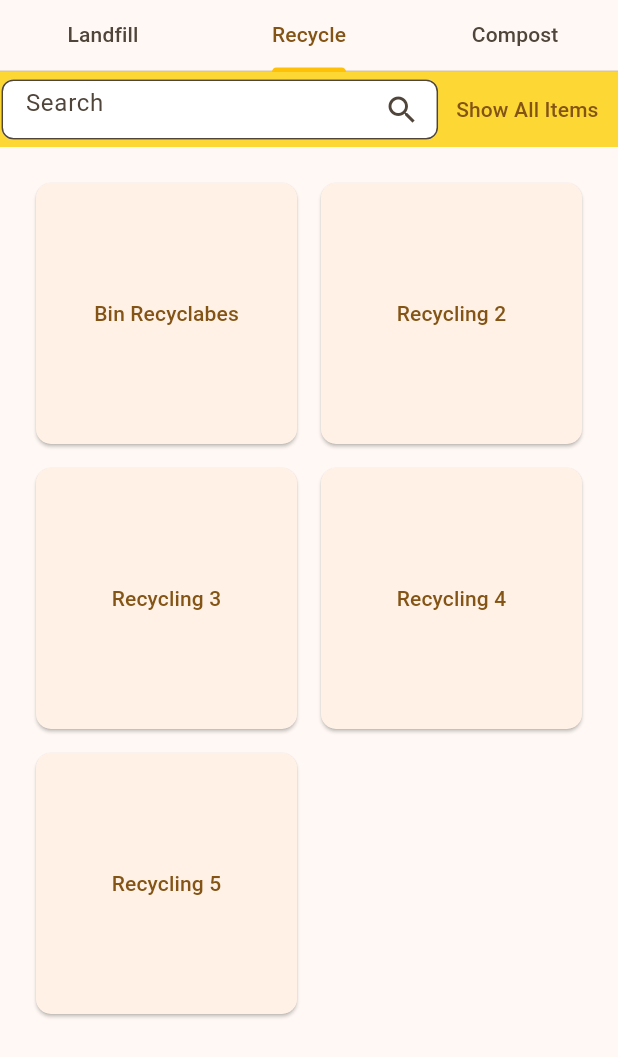
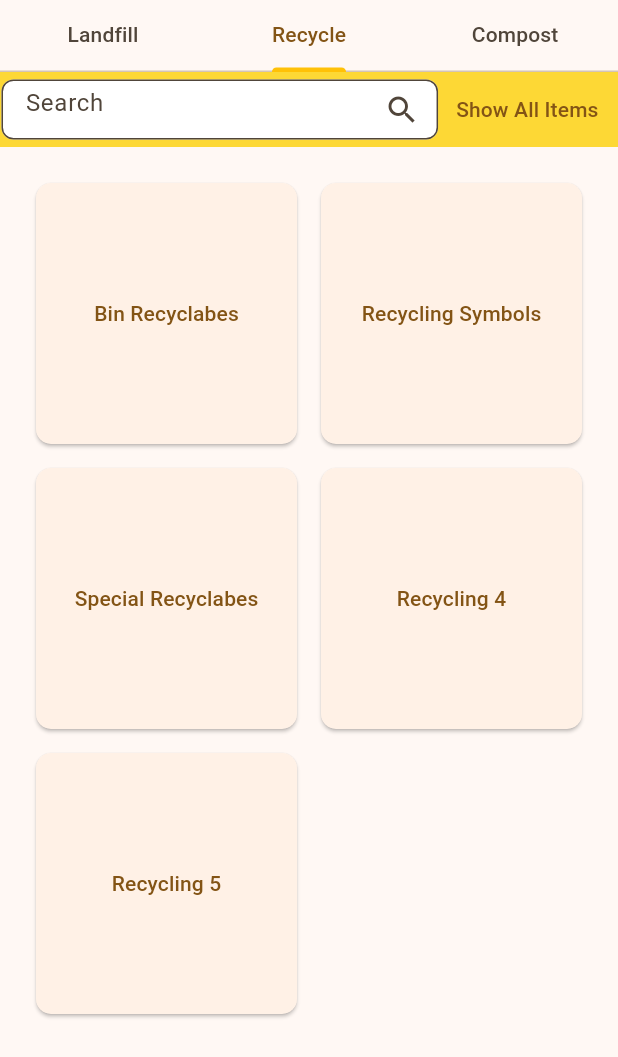
Before and after one commit to icecoldsprite1/SLUGarbage, a Flutter app: the InfoPage screen opened directly, tab 2 chosen, on a phone screen of 412 x 824 dp. Shown: the top 1057 px of the screen. Run offline on Flutter 3.47's test engine with Material 3 defaults, Android fonts, the light colour scheme and no system bars; our stand-ins replace firebase_auth, firebase_core, go_router; missing offline and left inert: firebase_ui_auth, flutter_osm_plugin; accounts and stored records are empty.

```diff
--- a/lib/info_page.dart
+++ b/lib/info_page.dart
@@ -110,14 +110,14 @@ class _InfoPageState extends State<InfoPage>
           // For example:
           print('Button 2 on Tab 2 clicked!');
           appState.addPoints();
-          appState.addRecent('Recycling 2');
+          appState.addRecent('Recycling Symbols');
         },
         () {
           // Functionality for button 1 on Tab 2
           // For example:
           print('Button 3 on Tab 2 clicked!');
           appState.addPoints();
-          appState.addRecent('Recycling 3');
+          appState.addRecent('Special Recyclables');
         },
         () {
           // Functionality for button 1 on Tab 2
@@ -135,7 +135,7 @@ class _InfoPageState extends State<InfoPage>
         },
         // Define other button actions for Tab 2 here
       ];
-      buttonNames = ['Bin Recyclabes', 'Recycling 2', 'Recycling 3', 'Recycling 4', 'Recycling 5'];
+      buttonNames = ['Bin Recyclabes', 'Recycling Symbols', 'Special Recyclabes', 'Recycling 4', 'Recycling 5'];
     } else if (tabNumber == 3) {
       buttonActions = [
         () {
```
